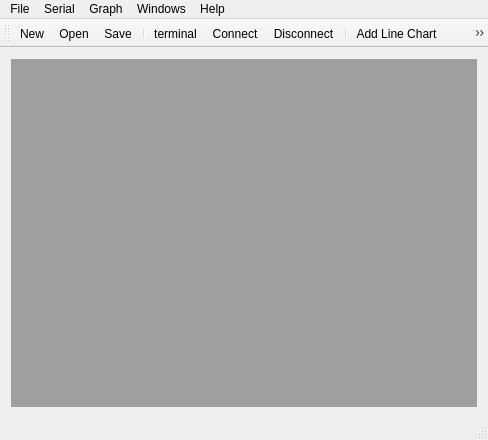
Above: mainwindow.ui from xcoder123/FlexiPlot before the change. Below: the same form after it.
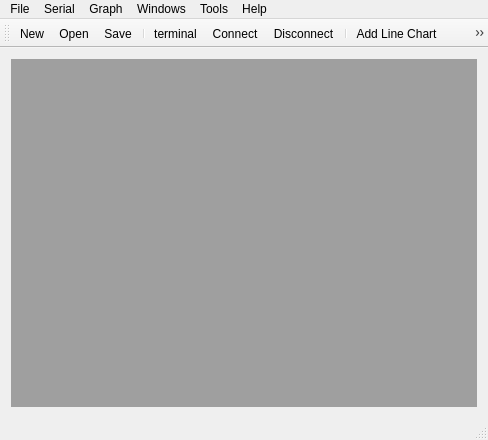
That is the form after the change. Icons and pictures are not drawn.

```diff
--- a/mainwindow.ui
+++ b/mainwindow.ui
@@ -85,10 +85,17 @@
     <addaction name="actionTile"/>
     <addaction name="actionLockWidgets"/>
    </widget>
+   <widget class="QMenu" name="menuTools">
+    <property name="title">
+     <string>Tools</string>
+    </property>
+    <addaction name="actionDebug_Tools"/>
+   </widget>
    <addaction name="menuFile"/>
    <addaction name="menuSerial"/>
    <addaction name="menuGraph"/>
    <addaction name="menuWindows"/>
+   <addaction name="menuTools"/>
    <addaction name="menuHelp"/>
   </widget>
   <widget class="QToolBar" name="mainToolBar">
```
Left out of the diff: 5 changed lines with no effect on the pictures.
